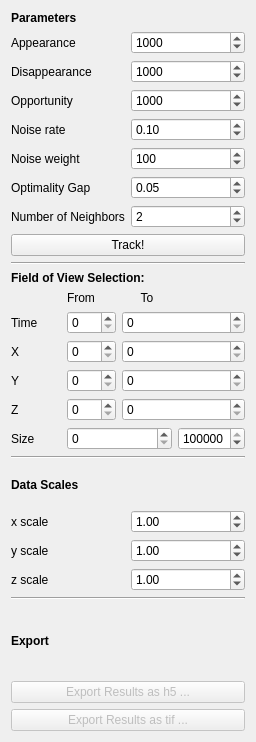
The window that ilastik/applets/tracking/chaingraph/drawer.ui (ilastik/ilastik) describes before a commit, drawn with Qt 5.
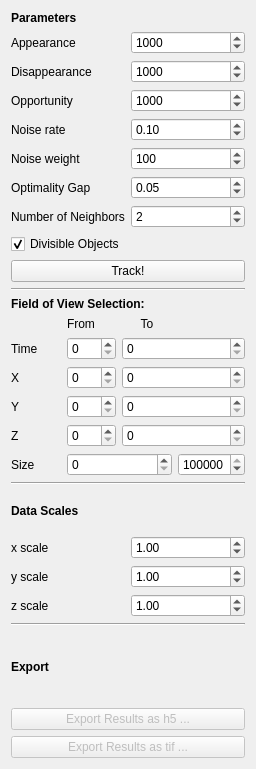
The same window after the commit.

Commit message: tracking: made divisions optional

What changed in the file:
```diff
--- a/ilastik/applets/tracking/chaingraph/drawer.ui
+++ b/ilastik/applets/tracking/chaingraph/drawer.ui
@@ -7,7 +7,7 @@
     <x>0</x>
     <y>0</y>
     <width>256</width>
-    <height>742</height>
+    <height>769</height>
    </rect>
   </property>
   <property name="sizePolicy">
@@ -206,6 +206,19 @@
        </item>
       </layout>
      </item>
+     <item>
+      <widget class="QCheckBox" name="withDivisionsBox">
+       <property name="toolTip">
+        <string>&lt;html&gt;&lt;head/&gt;&lt;body&gt;&lt;p&gt;Check if the objects to be tracked are able to divide. For instance, this option should be checked for the tracking of proliferating cells.&lt;/p&gt;&lt;/body&gt;&lt;/html&gt;</string>
+       </property>
+       <property name="text">
+        <string>Divisible Objects</string>
+       </property>
+       <property name="checked">
+        <bool>true</bool>
+       </property>
+      </widget>
+     </item>
      <item>
       <widget class="QPushButton" name="TrackButton">
        <property name="styleSheet">
```
Left out of the diff: 1 changed line with no effect on the pictures. The commit also changes 2 other files.
